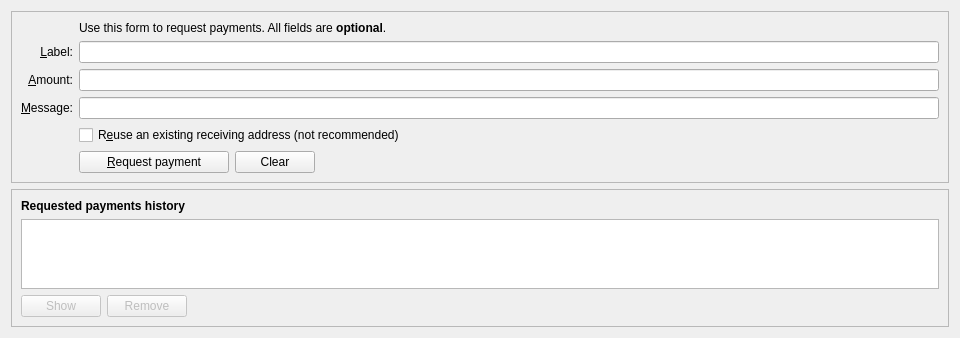
Above: src/qt/forms/receivecoinsdialog.ui from Ankh-Trust/electrum-core before the change. Below: the same form after it.
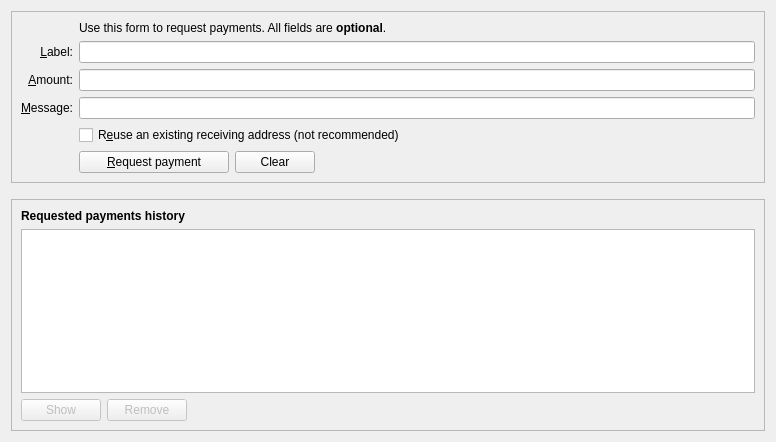
That is the form after the change. Icons and pictures are not drawn. Custom widgets are drawn as their Qt base class.

Diff of the .ui file:
```diff
--- a/src/qt/forms/receivecoinsdialog.ui
+++ b/src/qt/forms/receivecoinsdialog.ui
@@ -6,10 +6,13 @@
    <rect>
     <x>0</x>
     <y>0</y>
-    <width>960</width>
-    <height>320</height>
+    <width>776</width>
+    <height>442</height>
    </rect>
   </property>
+  <property name="styleSheet">
+   <string notr="true"/>
+  </property>
   <layout class="QVBoxLayout" name="verticalLayout" stretch="0,0,1">
    <item>
     <widget class="QFrame" name="frame2">
@@ -66,6 +69,9 @@
           <property name="toolTip">
            <string>An optional label to associate with the new receiving address.</string>
           </property>
+          <property name="styleSheet">
+           <string notr="true"/>
+          </property>
          </widget>
         </item>
         <item row="6" column="2">
@@ -73,6 +79,9 @@
           <property name="toolTip">
            <string>An optional message to attach to the payment request, which will be displayed when the request is opened. Note: The message will not be sent with the payment over the Electrum network.</string>
           </property>
+          <property name="styleSheet">
+           <string notr="true"/>
+          </property>
          </widget>
         </item>
         <item row="2" column="2">
@@ -125,6 +134,9 @@
           <property name="toolTip">
            <string>An optional amount to request. Leave this empty or zero to not request a specific amount.</string>
           </property>
+          <property name="styleSheet">
+           <string notr="true"/>
+          </property>
          </widget>
         </item>
         <item row="8" column="2">
@@ -242,6 +254,9 @@
         <property name="contextMenuPolicy">
          <enum>Qt::CustomContextMenu</enum>
         </property>
+        <property name="styleSheet">
+         <string notr="true"/>
+        </property>
         <property name="tabKeyNavigation">
          <bool>false</bool>
         </property>
@@ -260,6 +275,9 @@
           <property name="toolTip">
            <string>Show the selected request (does the same as double clicking an entry)</string>
           </property>
+          <property name="styleSheet">
+           <string notr="true"/>
+          </property>
           <property name="text">
            <string>Show</string>
           </property>
@@ -280,6 +298,9 @@
           <property name="toolTip">
            <string>Remove the selected entries from the list</string>
           </property>
+          <property name="styleSheet">
+           <string notr="true"/>
+          </property>
           <property name="text">
            <string>Remove</string>
           </property>
```
Left out of the diff: 7 changed lines with no effect on the pictures.
